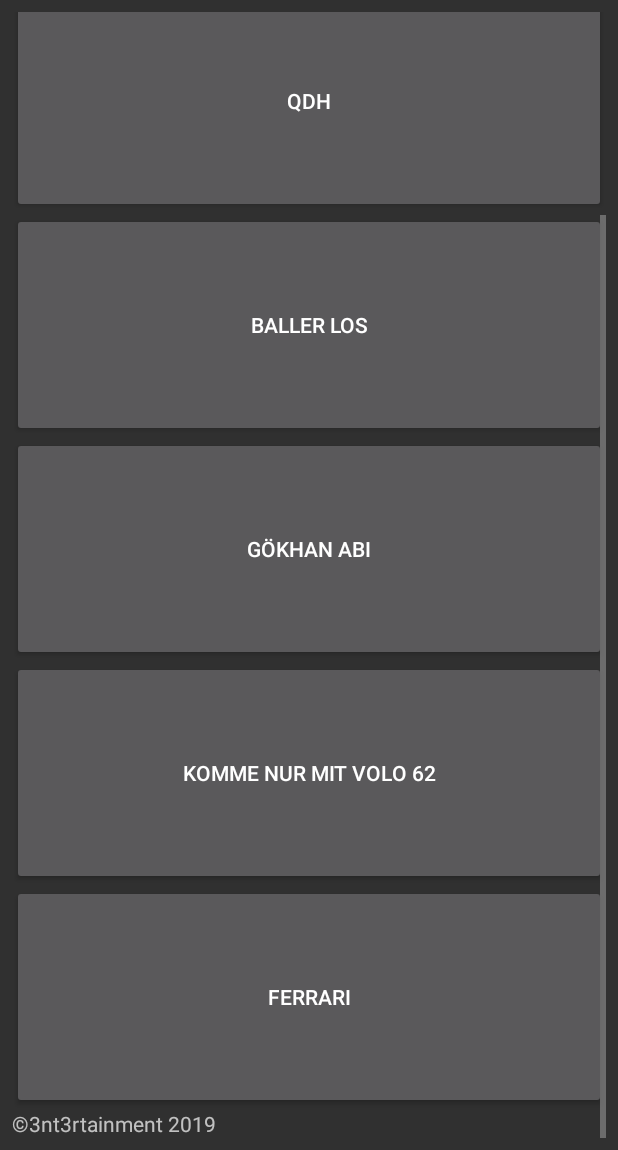
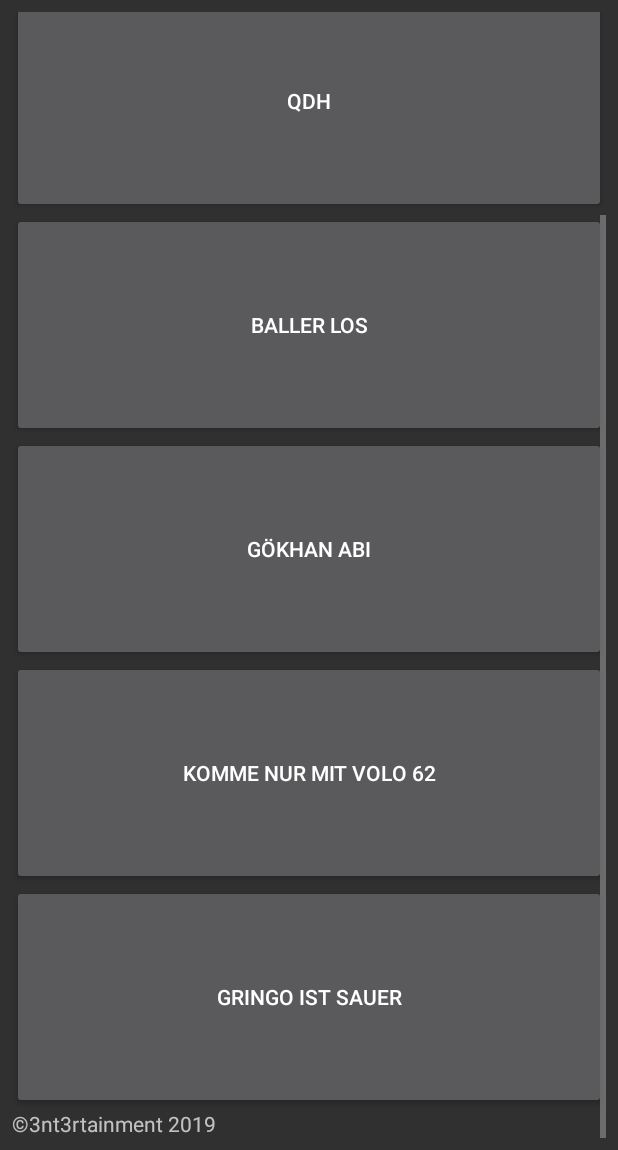
Before and after one commit to 3nt3/meroSoundboard, an Android app: the screen it shows after launch (MainActivity), scrolled down 164 dp, on a phone screen of 412 x 824 dp, the part 86-1236 px from its top. Run offline under Robolectric (Android 15) with nearby library versions, the phone set to English and light mode, and no system bars.

Commit message:
feat: gringo ist sauer

```diff
--- a/app/src/main/java/com/example/entenstarterpack/MainActivity.kt
+++ b/app/src/main/java/com/example/entenstarterpack/MainActivity.kt
@@ -18,7 +18,7 @@ class MainActivity : AppCompatActivity() {
     private lateinit var ballerLos: MediaPlayer
     private lateinit var gokhanAbi: MediaPlayer
     private lateinit var volo62: MediaPlayer
-    private lateinit var ferrari: MediaPlayer
+    private lateinit var gringosauer: MediaPlayer
 
     override fun onCreate(savedInstanceState: Bundle?) {
         super.onCreate(savedInstanceState)
@@ -29,7 +29,7 @@ class MainActivity : AppCompatActivity() {
         ballerLos = MediaPlayer.create(this, R.raw.ballerlos)
         gokhanAbi = MediaPlayer.create(this, R.raw.gokhanabi)
         volo62 = MediaPlayer.create(this, R.raw.kommenurmitvolo62)
-
+        gringosauer = MediaPlayer.create(this, R.raw.gringosauer)
 
         // Wo sind deine Jungs, wo?
         btn0.setOnClickListener {
@@ -61,12 +61,12 @@ class MainActivity : AppCompatActivity() {
             volo62.start()
         }
 
-        /*
+        // Gringo ist sauer
         btn5.setOnClickListener({
-            ferrari.seekTo(0)
-            ferrari.start()
+            gringosauer.seekTo(0)
+            gringosauer.start()
         })
-        */
+
 
 
         setSupportActionBar(toolbar2)
--- a/app/src/main/res/layout/activity_main.xml
+++ b/app/src/main/res/layout/activity_main.xml
@@ -23,7 +23,7 @@
             android:layout_marginBottom="8dp" app:layout_constraintEnd_toEndOf="parent"
             app:layout_constraintStart_toStartOf="parent"
             app:layout_constraintBottom_toBottomOf="parent" android:layout_marginStart="8dp"
-            android:layout_marginEnd="8dp">
+            android:layout_marginEnd="8dp" app:layout_constraintHorizontal_bias="0.0">
         <LinearLayout android:layout_width="match_parent" android:layout_height="wrap_content"
                       android:orientation="vertical">
             <Button
@@ -47,7 +47,7 @@
                     android:layout_width="match_parent"
                     android:layout_height="149dp" android:id="@+id/btn4"/>
             <Button
-                    android:text="ferrari"
+                    android:text="Gringo ist sauer"
                     android:layout_width="match_parent"
                     android:layout_height="149dp" android:id="@+id/btn5"/>
             <TextView
```
Also changed, not shown: 1 other file.
